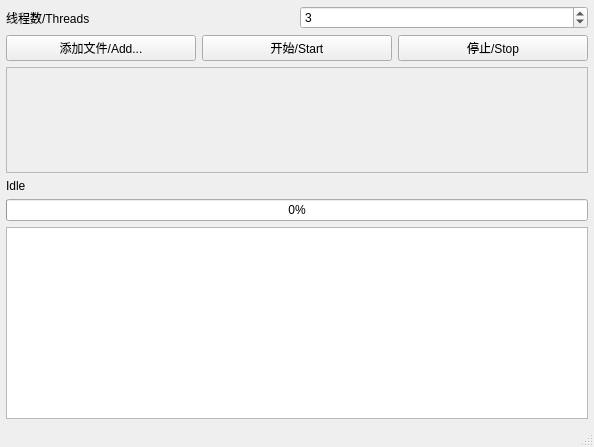
Blue-Beaker/blackscreen_cutter, file cut_tool.ui: the form before one commit.
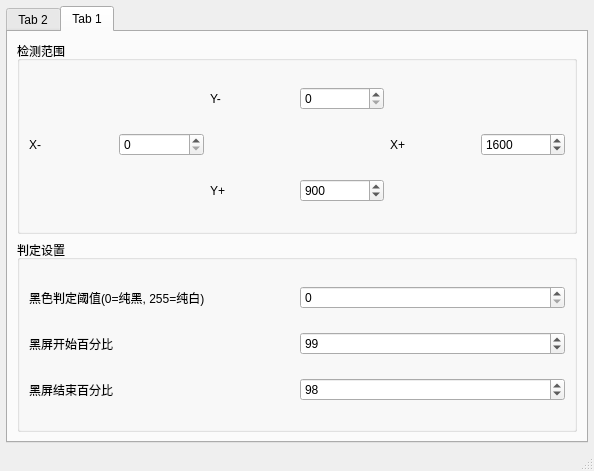
The form after the commit.

```diff
--- a/cut_tool.ui
+++ b/cut_tool.ui
@@ -7,7 +7,7 @@
     <x>0</x>
     <y>0</y>
     <width>594</width>
-    <height>447</height>
+    <height>471</height>
    </rect>
   </property>
   <property name="windowTitle">
@@ -28,6 +28,16 @@
      <number>6</number>
     </property>
     <item>
+     <widget class="QTabWidget" name="tabWidget">
+      <property name="currentIndex">
+       <number>1</number>
+      </property>
+      <widget class="QWidget" name="tab_work">
+       <attribute name="title">
+        <string>Tab 2</string>
+       </attribute>
+       <layout class="QVBoxLayout" name="verticalLayout_4">
+        <item>
      <layout class="QVBoxLayout" name="filePickSide">
       <item>
        <layout class="QHBoxLayout" name="horizontalLayout_2">
@@ -94,7 +104,7 @@
           <rect>
            <x>0</x>
            <y>0</y>
-           <width>576</width>
+               <width>556</width>
            <height>83</height>
           </rect>
          </property>
@@ -138,6 +148,145 @@
        </layout>
       </item>
      </layout>
+        </item>
+       </layout>
+      </widget>
+      <widget class="QWidget" name="tab_config">
+       <attribute name="title">
+        <string>Tab 1</string>
+       </attribute>
+       <layout class="QVBoxLayout" name="verticalLayout">
+        <item>
+         <widget class="QGroupBox" name="configArea">
+          <property name="title">
+           <string>检测范围</string>
+          </property>
+          <layout class="QGridLayout" name="gridLayout">
+           <item row="0" column="3">
+            <widget class="QSpinBox" name="configArea_y1">
+             <property name="maximum">
+              <number>65535</number>
+             </property>
+            </widget>
+           </item>
+           <item row="3" column="3">
+            <widget class="QSpinBox" name="configArea_y2">
+             <property name="maximum">
+              <number>65535</number>
+             </property>
+             <property name="value">
+              <number>900</number>
+             </property>
+            </widget>
+           </item>
+           <item row="0" column="2">
+            <widget class="QLabel" name="label_y1">
+             <property name="text">
+              <string>Y-</string>
+             </property>
+            </widget>
+           </item>
+           <item row="1" column="0">
+            <widget class="QLabel" name="label_x1">
+             <property name="text">
+              <string>X-</string>
+             </property>
+            </widget>
+           </item>
+           <item row="1" column="5">
+            <widget class="QSpinBox" name="configArea_x2">
+             <property name="maximum">
+              <number>65535</number>
+             </property>
+             <property name="value">
+              <number>1600</number>
+             </property>
+            </widget>
+           </item>
+           <item row="3" column="2">
+            <widget class="QLabel" name="label_y2">
+             <property name="text">
+              <string>Y+</string>
+             </property>
+            </widget>
+           </item>
+           <item row="1" column="1">
+            <widget class="QSpinBox" name="configArea_x1">
+             <property name="maximum">
+              <number>65535</number>
+             </property>
+            </widget>
+           </item>
+           <item row="1" column="4">
+            <widget class="QLabel" name="label_x2">
+             <property name="text">
+              <string>X+</string>
+             </property>
+            </widget>
+           </item>
+          </layout>
+         </widget>
+        </item>
+        <item>
+         <widget class="QGroupBox" name="groupBox_2">
+          <property name="title">
+           <string>判定设置</string>
+          </property>
+          <layout class="QGridLayout" name="gridLayout_2">
+           <item row="1" column="0">
+            <widget class="QLabel" name="label_percentage1">
+             <property name="text">
+              <string>黑屏开始百分比</string>
+             </property>
+            </widget>
+           </item>
+           <item row="0" column="0">
+            <widget class="QLabel" name="label_color_thresold">
+             <property name="text">
+              <string>黑色判定阈值(0=纯黑, 255=纯白)</string>
+             </property>
+            </widget>
+           </item>
+           <item row="0" column="1">
+            <widget class="QSpinBox" name="config_color_thresold">
+             <property name="maximum">
+              <number>255</number>
+             </property>
+            </widget>
+           </item>
+           <item row="2" column="0">
+            <widget class="QLabel" name="label_percentage2">
+             <property name="text">
+              <string>黑屏结束百分比</string>
+             </property>
+            </widget>
+           </item>
+           <item row="1" column="1">
+            <widget class="QSpinBox" name="config_percentage1">
+             <property name="maximum">
+              <number>100</number>
+             </property>
+             <property name="value">
+              <number>99</number>
+             </property>
+            </widget>
+           </item>
+           <item row="2" column="1">
+            <widget class="QSpinBox" name="config_percentage2">
+             <property name="maximum">
+              <number>100</number>
+             </property>
+             <property name="value">
+              <number>98</number>
+             </property>
+            </widget>
+           </item>
+          </layout>
+         </widget>
+        </item>
+       </layout>
+      </widget>
+     </widget>
     </item>
    </layout>
   </widget>
```
Lines whose indentation alone changed are shown as unchanged.
